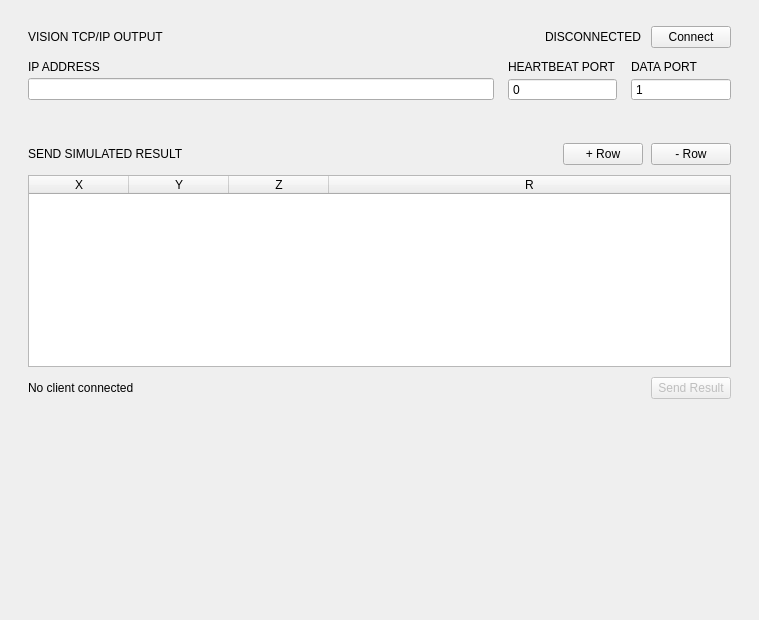
Before: the Qt Designer form src/form/vision_output/vision_tcpip_device_widget.ui in gstorm-b/VC_APP, drawn with Qt 5.
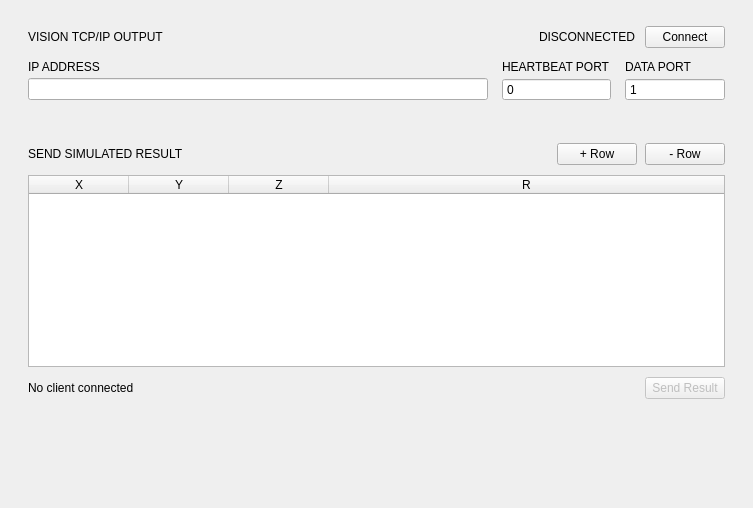
After: the same form once the commit is applied. Custom widgets are drawn as their Qt base class.

```diff
--- a/src/form/vision_output/vision_tcpip_device_widget.ui
+++ b/src/form/vision_output/vision_tcpip_device_widget.ui
@@ -6,8 +6,8 @@
    <rect>
     <x>0</x>
     <y>0</y>
-    <width>759</width>
-    <height>620</height>
+    <width>753</width>
+    <height>508</height>
    </rect>
   </property>
   <property name="windowTitle">
```
